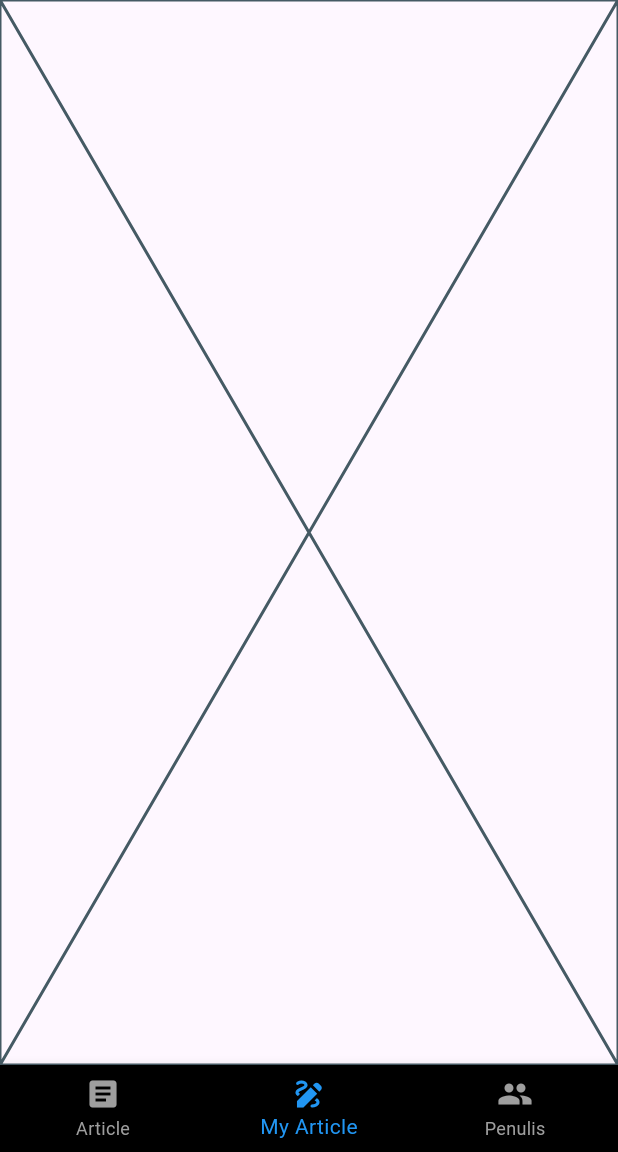
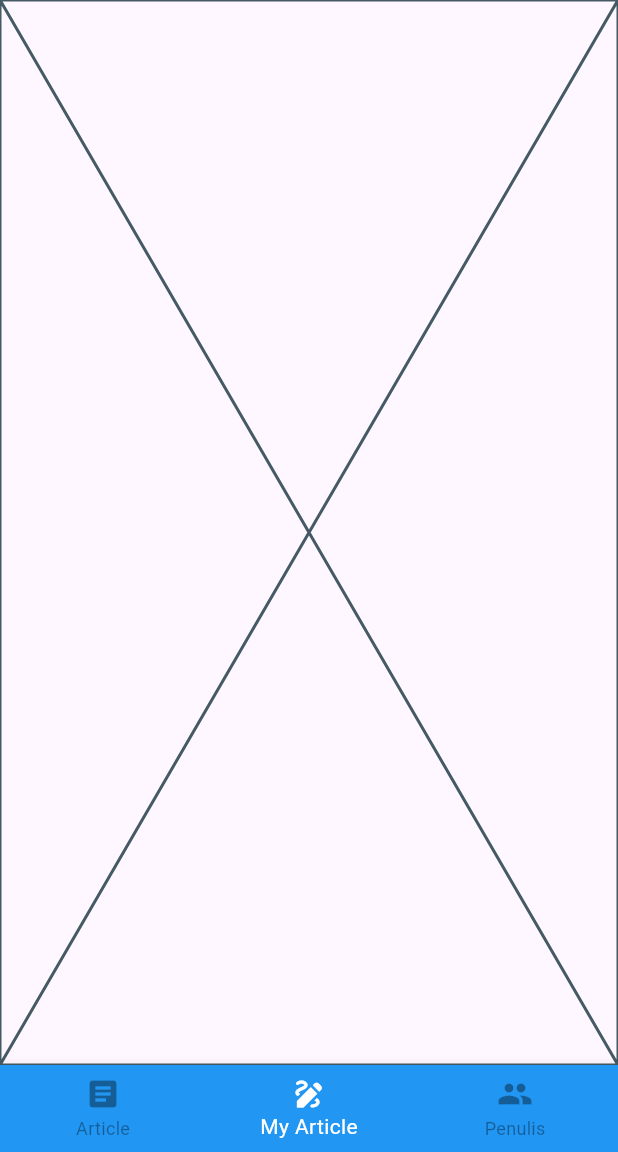
Before and after one commit to r0n1-putr4/App-Berita-2026, a Flutter app: the HomePage screen opened by its route, item 2 of the bottom bar chosen, on a phone screen of 412 x 824 dp, the part 84-1236 px from its top. Run offline on Flutter 3.47's test engine with Material 3 defaults, Android fonts, the phone set to English and light mode, and no system bars; our stand-ins replace awesome_dialog, go_router, image_picker, shared_preferences; accounts and stored records are empty; network calls fail.

Commit message:
Update Code

```diff
--- a/lib/views/articles/article_add_page.dart
+++ b/lib/views/articles/article_add_page.dart
@@ -3,6 +3,7 @@ import 'dart:io';
 import 'package:app_berita_roni/providers/article_provider.dart';
 import 'package:app_berita_roni/views/articles/article_page.dart';
 import 'package:flutter/material.dart';
+import 'package:go_router/go_router.dart';
 import 'package:image_picker/image_picker.dart';
 import 'package:provider/provider.dart';
 
@@ -175,7 +176,7 @@ class _ArticleAddPageState extends State<ArticleAddPage> {
                             ).showSnackBar(SnackBar(content: Text("$pesan")));
 
                             if (provider.status) {
-                              Navigator.push(context, MaterialPageRoute(builder: (_)=>ArticlePage()));
+                              context.push('/');
                             }
                           }
                         },
--- a/lib/views/articles/article_page.dart
+++ b/lib/views/articles/article_page.dart
@@ -109,7 +109,8 @@ class _ArticlePageState extends State<ArticlePage> {
         onPressed: () {
           context.push("/article-add");
         },
-        child: Icon(Icons.add),
+        backgroundColor: Colors.blue,
+        child: Icon(Icons.add,color: Colors.white,),
       ),
     );
   }
--- a/lib/views/home_page.dart
+++ b/lib/views/home_page.dart
@@ -65,9 +65,9 @@ class _HomePageState extends State<HomePage> {
       bottomNavigationBar: BottomNavigationBar(
         onTap: _klikBottomNav,
         currentIndex: _pilBottomNav,
-        selectedItemColor: Colors.blue,
-        unselectedItemColor: Colors.grey.shade500,
-        backgroundColor: Colors.black,
+        selectedItemColor: Colors.white,
+        unselectedItemColor: Colors.black38,
+        backgroundColor: Colors.blue,
         items: [
           BottomNavigationBarItem(icon: Icon(Icons.article), label: "Article"),
           BottomNavigationBarItem(icon: Icon(Icons.draw), label: "My Article"),
```
Also changed, not shown: lib/views/articles/article_edit_page.dart (+2 -6 lines), api-berita/public/images/1781271911_1000000018.jpg (added).
